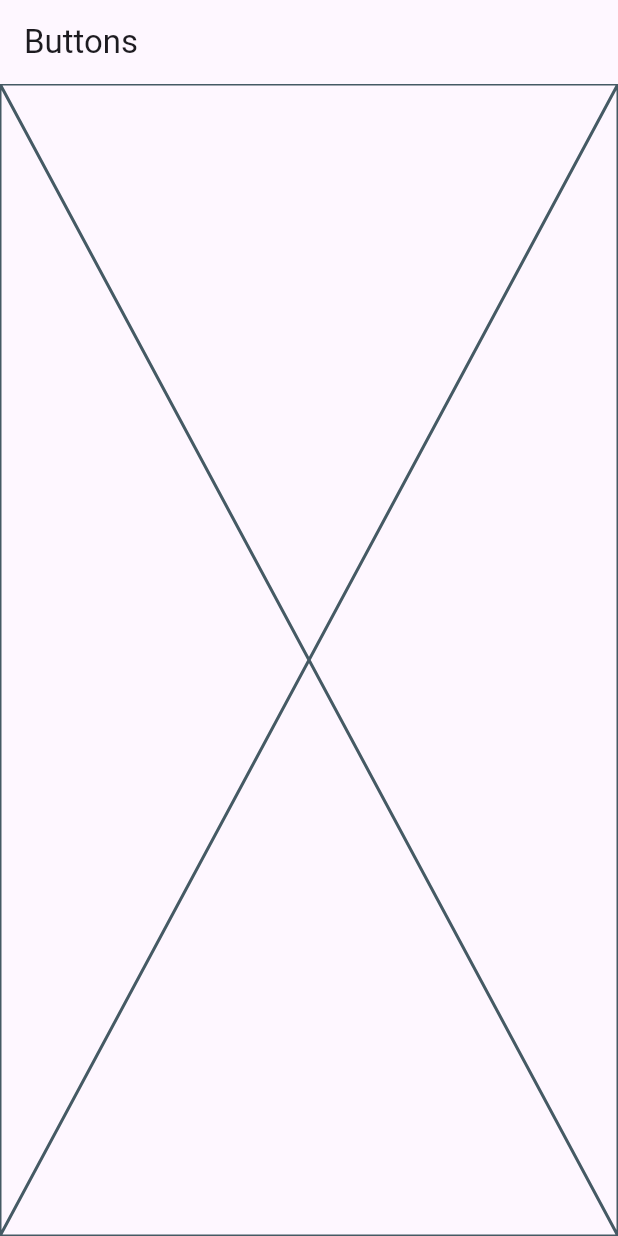
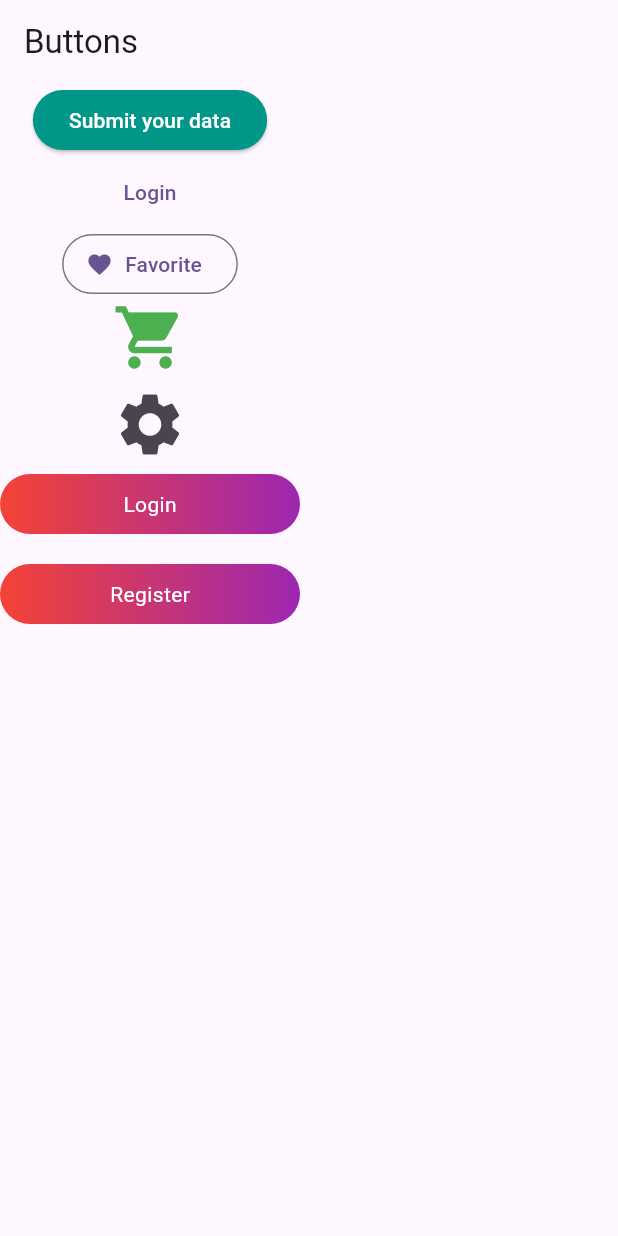
Before and after one commit to abidroid/session8, a Flutter app: the screen it shows after launch, on a phone screen of 412 x 824 dp. Run offline on Flutter 3.47's test engine with Material 3 defaults, Android fonts, the phone set to English and light mode, and no system bars; our stand-ins replace fluttertoast, gap.

Commit message:
custom button added

```diff
--- a/lib/screens/button_demo_screen.dart
+++ b/lib/screens/button_demo_screen.dart
@@ -1,4 +1,7 @@
 import 'package:flutter/material.dart';
+import 'package:fluttertoast/fluttertoast.dart';
+import 'package:gap/gap.dart';
+import 'package:session8/widgets/custom_button.dart';
 
 class ButtonDemoScreen extends StatelessWidget {
   const ButtonDemoScreen({super.key});
@@ -9,7 +12,59 @@ class ButtonDemoScreen extends StatelessWidget {
       appBar: AppBar(
         title: const Text('Buttons'),
       ),
-      body: const Placeholder(),
+      body: Column(
+        children: [
+          ElevatedButton(
+            style: ElevatedButton.styleFrom(
+              backgroundColor: Colors.teal,
+              foregroundColor: Colors.white,
+            ),
+            onPressed: handleClick,
+            child: const Text('Submit your data'),
+          ),
+          TextButton(onPressed: () {}, child: const Text('Login')),
+          OutlinedButton.icon(
+            onPressed: () {},
+            icon: Icon(Icons.favorite),
+            label: const Text('Favorite'),
+          ),
+          Icon(
+            Icons.shopping_cart,
+            size: 50,
+            color: Colors.green,
+          ),
+          IconButton(
+              onPressed: () {},
+              icon: Icon(
+                Icons.settings,
+                size: 50,
+              )),
+
+         //ElevatedButton(onPressed: (){}, child: const Text('')),
+
+         CustomButton(title: 'Login',
+         onClick: (){
+           Fluttertoast.showToast(msg: 'Login clicked');
+         },
+         ),
+          Gap(20),
+          CustomButton(title: 'Register',
+          onClick: (){
+            Fluttertoast.showToast(msg: 'Register clicked');
+
+          },
+          ),
+        ],
+      ),
+    );
+  }
+
+  handleClick() {
+    Fluttertoast.showToast(
+      msg: 'Form will be submitted',
+      backgroundColor: Colors.red,
+      fontSize: 30,
+      textColor: Colors.white,
     );
   }
 }
--- /dev/null
+++ b/lib/widgets/custom_button.dart
@@ -0,0 +1,35 @@
+import 'package:flutter/material.dart';
+import 'package:fluttertoast/fluttertoast.dart';
+
+class CustomButton extends StatelessWidget {
+  final String title;
+  final VoidCallback? onClick;
+
+  const CustomButton({
+    super.key,
+    required this.title,
+    required this.onClick,
+  });
+
+  @override
+  Widget build(BuildContext context) {
+    return GestureDetector(
+      onTap: onClick,
+      child: Container(
+        alignment: Alignment.center,
+        width: 200,
+        height: 40,
+        decoration: BoxDecoration(
+            color: Colors.red,
+            borderRadius: BorderRadius.circular(20),
+            gradient: LinearGradient(
+              colors: [Colors.red, Colors.purple],
+            )),
+        child: Text(
+          title,
+          style: const TextStyle(color: Colors.white),
+        ),
+      ),
+    );
+  }
+}
--- a/pubspec.yaml
+++ b/pubspec.yaml
@@ -35,6 +35,8 @@ dependencies:
   # The following adds the Cupertino Icons font to your application.
   # Use with the CupertinoIcons class for iOS style icons.
   cupertino_icons: ^1.0.2
+  gap: ^3.0.1
+  fluttertoast: ^8.2.4
 
 dev_dependencies:
   flutter_test:
```
Also changed, not shown: pubspec.lock, 1 other file.
